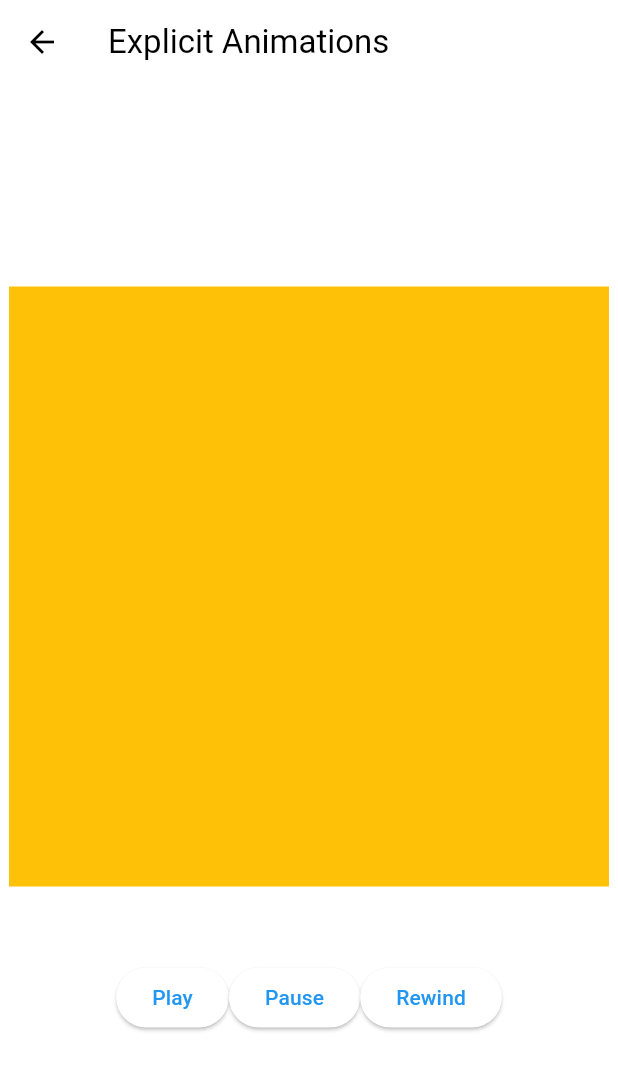
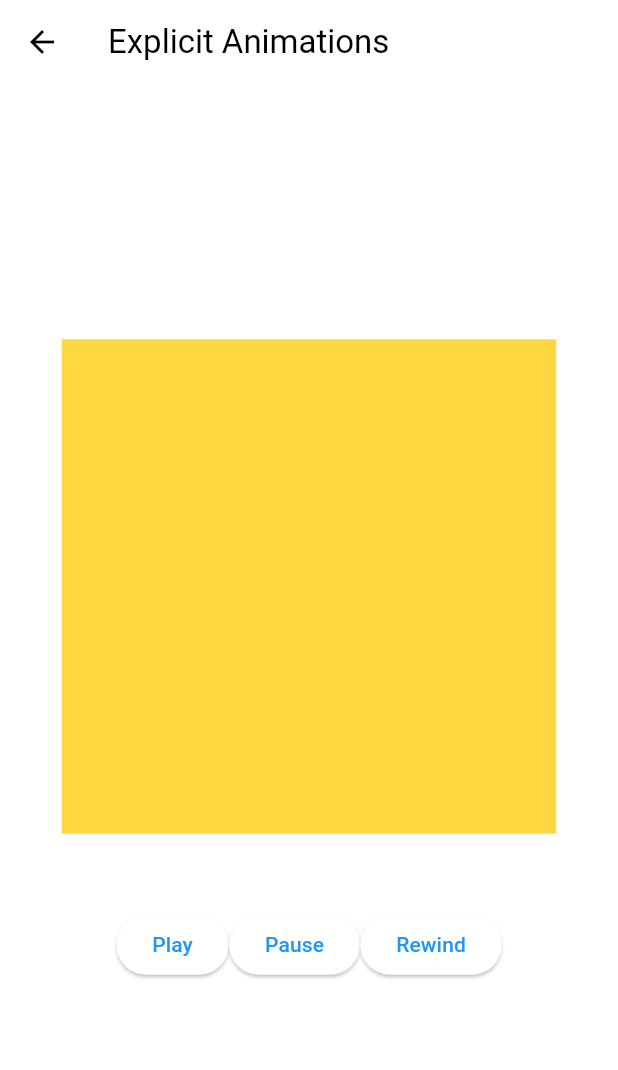
Before and after one commit to shinung-han/nomad_coders_flutter_animations_masterclass_review, a Flutter app: the ExplicitAnimationsScreen screen opened directly, on a phone screen of 412 x 824 dp. Shown: the top 1070 px of the screen. Run offline on Flutter 3.47's test engine with Material 2 defaults, Android fonts, the phone set to English and light mode, and no system bars.

Commit message:
2.5 Explicit Widgets

```diff
--- a/lib/screens/explicit_animations_screen.dart
+++ b/lib/screens/explicit_animations_screen.dart
@@ -17,9 +17,30 @@ class _ExplicitAnimationsScreenState extends State<ExplicitAnimationsScreen>
     ),
   );
 
-  late final Animation<Color?> _color = ColorTween(
-    begin: Colors.amber,
-    end: Colors.red,
+  late final Animation<Decoration> _color = DecorationTween(
+    begin: BoxDecoration(
+      color: Colors.amberAccent,
+      borderRadius: BorderRadius.circular(0),
+    ),
+    end: BoxDecoration(
+      color: Colors.redAccent,
+      borderRadius: BorderRadius.circular(100),
+    ),
+  ).animate(_animationController);
+
+  late final Animation<double> _rotation = Tween(
+    begin: 0.0,
+    end: 1.0,
+  ).animate(_animationController);
+
+  late final Animation<double> _scale = Tween(
+    begin: 1.0,
+    end: 0.8,
+  ).animate(_animationController);
+
+  late final Animation<Offset> _offset = Tween(
+    begin: Offset.zero,
+    end: const Offset(0, -0.3),
   ).animate(_animationController);
 
   void _play() {
@@ -35,12 +56,15 @@ class _ExplicitAnimationsScreenState extends State<ExplicitAnimationsScreen>
   }
 
   @override
-  void initState() {
-    super.initState();
+  void dispose() {
+    _animationController.dispose();
+    super.dispose();
   }
 
   @override
   Widget build(BuildContext context) {
+    final size = MediaQuery.of(context).size;
+
     return Scaffold(
       appBar: AppBar(
         title: const Text('Explicit Animations'),
@@ -49,15 +73,21 @@ class _ExplicitAnimationsScreenState extends State<ExplicitAnimationsScreen>
         child: Column(
           mainAxisAlignment: MainAxisAlignment.center,
           children: [
-            AnimatedBuilder(
-              animation: _color,
-              builder: (context, child) {
-                return Container(
-                  width: 400,
-                  height: 400,
-                  color: _color.value,
-                );
-              },
+            SlideTransition(
+              position: _offset,
+              child: ScaleTransition(
+                scale: _scale,
+                child: RotationTransition(
+                  turns: _rotation,
+                  child: DecoratedBoxTransition(
+                    decoration: _color,
+                    child: SizedBox(
+                      width: size.width * 0.8,
+                      height: size.width * 0.8,
+                    ),
+                  ),
+                ),
+              ),
             ),
             const SizedBox(height: 50),
             Row(
--- a/lib/screens/implicit_animations_screen.dart
+++ b/lib/screens/implicit_animations_screen.dart
@@ -37,7 +37,7 @@ class _ImplicitAnimationsScreenState extends State<ImplicitAnimationsScreen> {
               transform: Matrix4.rotationZ(_visible ? 1 : 0),
               transformAlignment: Alignment.center,
               decoration: BoxDecoration(
-                color: _visible ? Colors.amberAccent : Colors.redAccent,
+                color: _visible ? Colors.redAccent : Colors.amberAccent,
                 borderRadius: BorderRadius.circular(_visible ? 100 : 0),
               ),
             ),
```
Also changed, not shown: 1 other file.
